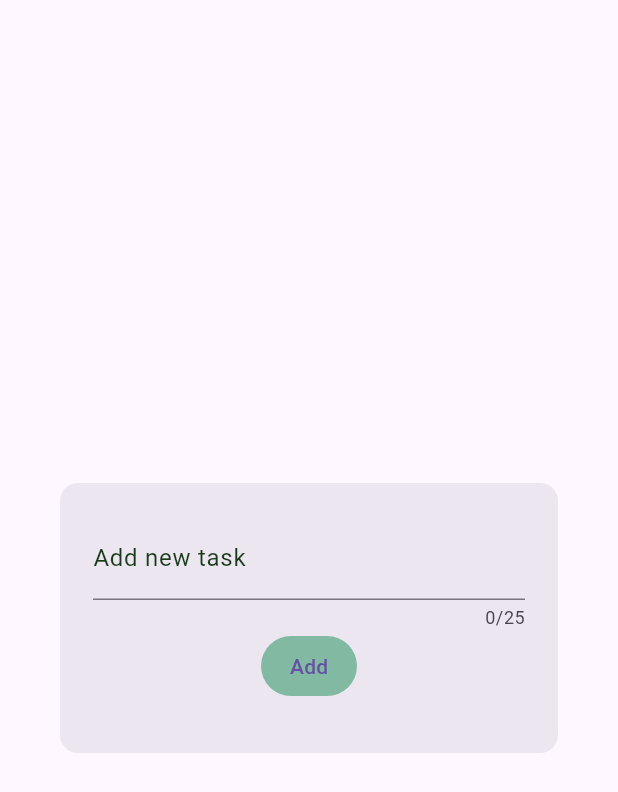
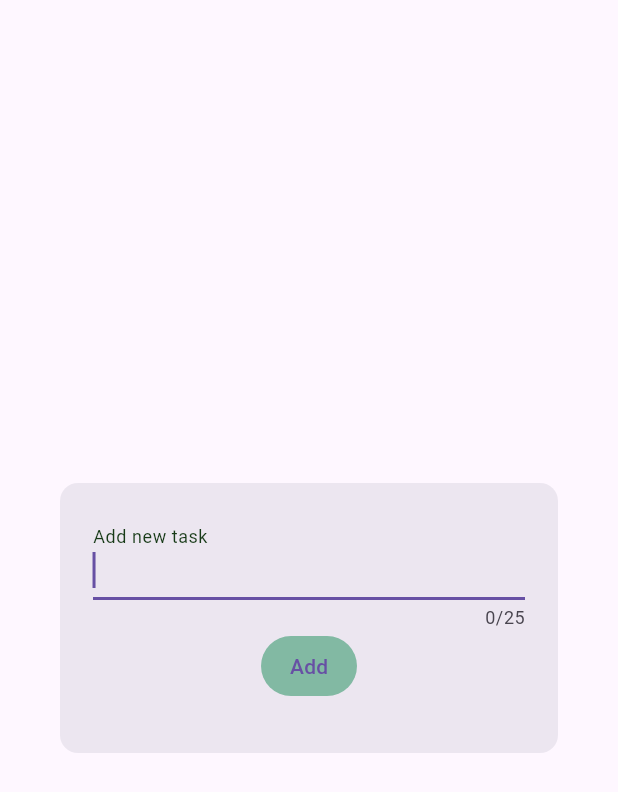
Before and after one commit to YousefDewidar/CODSOFT, a Flutter app: the AddDialog widget shown alone on an empty page, opened directly, on a phone screen of 412 x 824 dp. Shown: the top 792 px of the screen. Run offline on Flutter 3.47's test engine with Material 3 defaults, Android fonts, the phone set to English and light mode, and no system bars; our stand-ins replace carousel_slider, flutter_bloc, glassmorphism, hive, hive_flutter, just_audio and 2 more; missing offline and left inert: flutter_animated_icons, svg_flutter; accounts and stored records are empty; network calls fail.

Commit message:
use hive and finish app.

```diff
--- /dev/null
+++ b/todo_app/lib/constant.dart
@@ -0,0 +1,5 @@
+import 'package:flutter/material.dart';
+
+const String taskBox = 'task';
+const String numTaskDoneBox = 'num';
+const Color kPrimaryCol = Color(0xff1b4332);
--- a/todo_app/lib/cubit/operations_cubit.dart
+++ b/todo_app/lib/cubit/operations_cubit.dart
@@ -1,30 +1,39 @@
 import 'package:flutter/cupertino.dart';
 import 'package:flutter_bloc/flutter_bloc.dart';
+import 'package:hive/hive.dart';
+import 'package:todo_app/constant.dart';
 import 'package:todo_app/cubit/operations_state.dart';
 import 'package:todo_app/model/task_model.dart';
 
 class OperationsCubit extends Cubit<OperationsState> {
   OperationsCubit() : super(OperationsInitial());
 
-  List myList = [];
-  int numTaskDone = 0;
+  List myList = Hive.box(taskBox).get('myList') ?? [];
+  int numTaskDone = Hive.box(numTaskDoneBox).get('numTaskDone') ?? 0;
+  var box = Hive.box(taskBox);
+  var numBox = Hive.box(numTaskDoneBox);
 
   void addToList({required TextEditingController controller}) {
     myList.add(Task(state: false, title: controller.text));
+    box.put('myList', myList);
     emit(OperationsInitial());
   }
 
   void remove(int index) {
     if (myList[index].state == true) {
       numTaskDone--;
+      numBox.put('numTaskDone', numTaskDone);
     }
     myList.remove(myList[index]);
+    box.put('myList', myList);
     emit(OperationsInitial());
   }
 
   void removeAll() {
     myList = [];
     numTaskDone = 0;
+    numBox.put('numTaskDone', numTaskDone);
+    box.put('myList', myList);
     emit(OperationsInitial());
   }
 
@@ -35,6 +44,8 @@ class OperationsCubit extends Cubit<OperationsState> {
     } else {
       numTaskDone--;
     }
+    numBox.put('numTaskDone', numTaskDone);
+    box.put('myList', myList);
     emit(OperationsInitial());
   }
 }
--- a/todo_app/lib/model/task_model.dart
+++ b/todo_app/lib/model/task_model.dart
@@ -1,6 +1,20 @@
-class Task {
+
+import 'package:hive/hive.dart';
+
+part 'task_model.g.dart';
+
+
+@HiveType(typeId: 0)
+class Task extends HiveObject {
+
+
+  @HiveField(0)
+  bool state;
+
+  @HiveField(1)
   String title;
-  bool state;
+
+
   Task({
     required this.state,
     required this.title,
--- a/todo_app/lib/views/home_view.dart
+++ b/todo_app/lib/views/home_view.dart
@@ -2,6 +2,7 @@
 
 import 'package:flutter/material.dart';
 import 'package:flutter_bloc/flutter_bloc.dart';
+import 'package:todo_app/constant.dart';
 import 'package:todo_app/cubit/operations_cubit.dart';
 import 'package:todo_app/cubit/operations_state.dart';
 import 'package:todo_app/widgets/custom_floating_button.dart';
@@ -41,7 +42,7 @@ class HomeView extends StatelessWidget {
   Widget build(BuildContext context) {
     return SafeArea(
       child: Scaffold(
-        backgroundColor: const Color(0xff1b4332),
+        backgroundColor: kPrimaryCol,
         floatingActionButton: const CustomFloatingButton(),
         appBar: customAppBar(context),
         body: SingleChildScrollView(
--- a/todo_app/lib/views/splash_view.dart
+++ b/todo_app/lib/views/splash_view.dart
@@ -1,6 +1,7 @@
 import 'dart:async';
 
 import 'package:flutter/material.dart';
+import 'package:todo_app/constant.dart';
 import 'package:todo_app/views/home_view.dart';
 
 class SplashView extends StatefulWidget {
@@ -40,7 +41,7 @@ class _SplashViewState extends State<SplashView> with TickerProviderStateMixin {
   @override
   Widget build(BuildContext context) {
     return Scaffold(
-      backgroundColor: const Color(0xff1b4332),
+      backgroundColor: kPrimaryCol,
       body: Column(
         mainAxisAlignment: MainAxisAlignment.center,
         crossAxisAlignment: CrossAxisAlignment.stretch,
--- a/todo_app/lib/widgets/add_dialog.dart
+++ b/todo_app/lib/widgets/add_dialog.dart
@@ -23,6 +23,7 @@ class _AddDialogState extends State<AddDialog> {
         child: Column(
           children: [
             TextField(
+              autofocus: true,
               controller: myController,
               decoration: const InputDecoration(
                 labelText: "Add new task",
--- a/todo_app/lib/widgets/my_card.dart
+++ b/todo_app/lib/widgets/my_card.dart
@@ -16,7 +16,7 @@ class MyCard extends StatelessWidget {
   @override
   Widget build(BuildContext context) {
     return Container(
-        margin: const EdgeInsets.fromLTRB(30, 20, 30, 0),
+        margin: const EdgeInsets.fromLTRB(8, 20, 8, 0),
         padding: const EdgeInsets.all(13),
         width: double.infinity,
         height: 70,
```
Also changed, not shown: todo_app/lib/main.dart (+6 -2 lines), todo_app/lib/model/task_model.g.dart (added).
